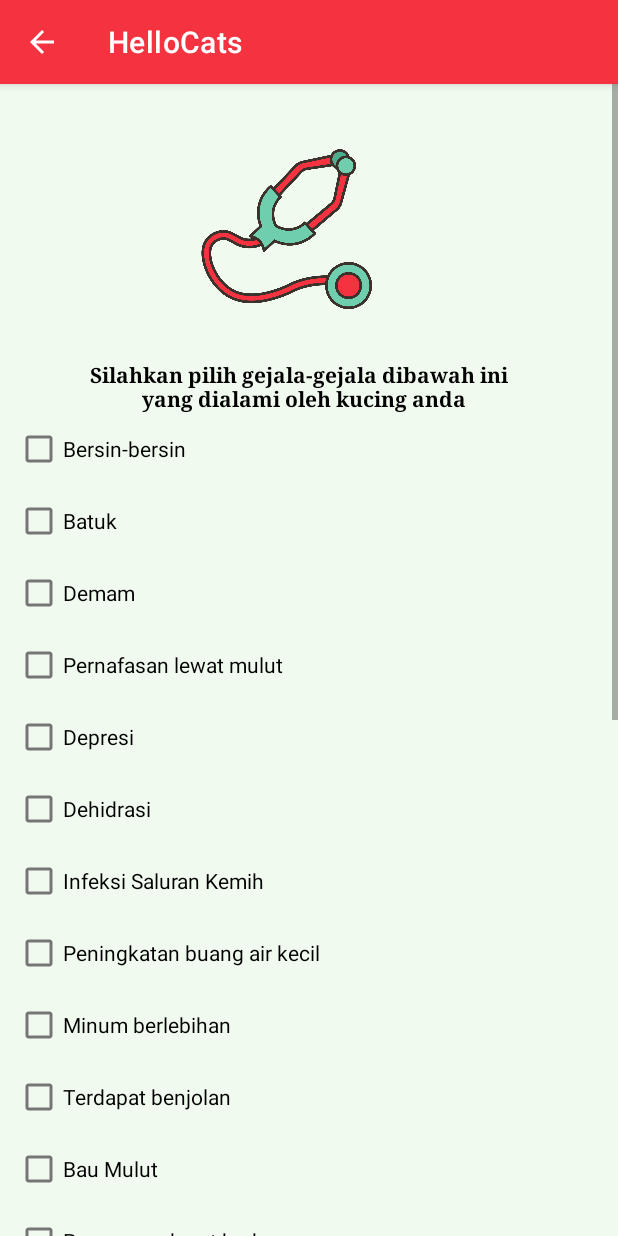
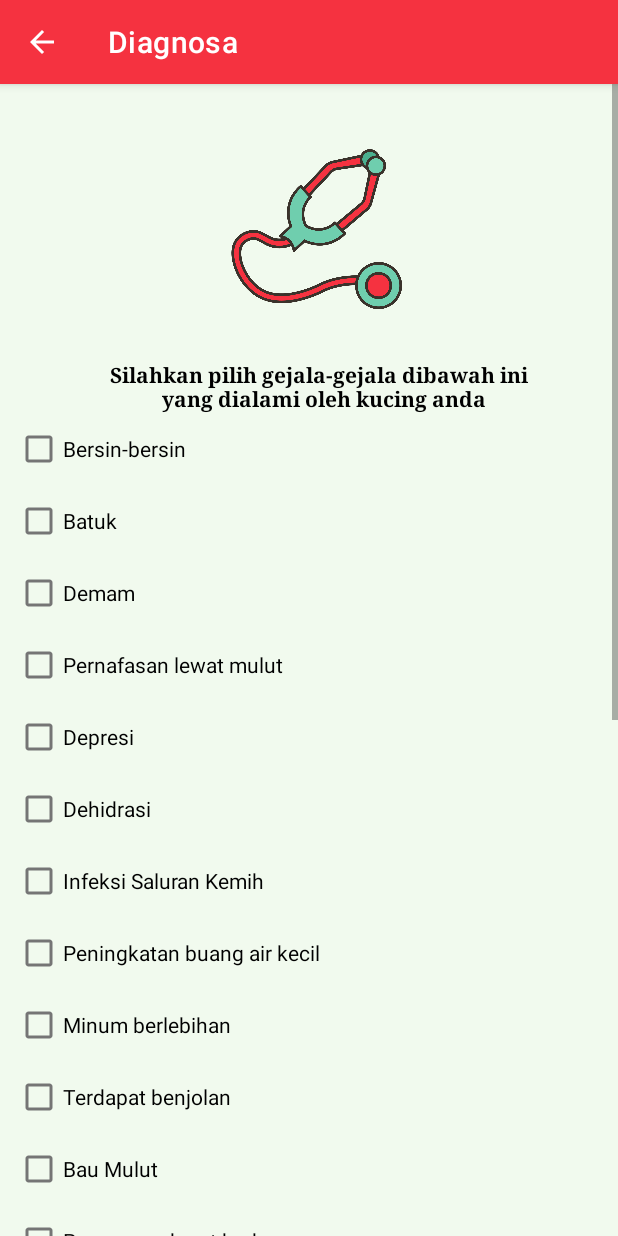
Before and after one commit to Tiarasekarsini/FinalProject_20200140067_B, an Android app: the Diagnosa_Utama screen opened directly, with no data from a screen before it, on a phone screen of 412 x 824 dp. Run offline under Robolectric (Android 15) with nearby library versions, the phone set to English and light mode, and no system bars; network calls fail.

```diff
--- a/app/src/main/AndroidManifest.xml
+++ b/app/src/main/AndroidManifest.xml
@@ -32,18 +32,22 @@
             android:parentActivityName=".MyCats_Utama" />
         <activity
             android:name=".Riwayat_Diagnosa"
+            android:label="Riwayat Diagnosa"
             android:exported="false"
             android:parentActivityName=".Home" />
         <activity
             android:name=".Diagnosa_Utama"
+            android:label="Diagnosa"
             android:exported="false"
             android:parentActivityName=".Home" />
         <activity
             android:name=".Jadwal_Utama"
+            android:label="Jadwal Vaksinasi"
             android:exported="false"
             android:parentActivityName=".Home" />
         <activity
             android:name=".MyCats_Utama"
+            android:label="MyCats"
             android:exported="true"
             android:parentActivityName=".Home" />
         <activity
--- a/app/src/main/java/com/example/hellocats/MyCats_Utama.java
+++ b/app/src/main/java/com/example/hellocats/MyCats_Utama.java
@@ -64,6 +64,7 @@ public class MyCats_Utama extends AppCompatActivity {
             }
         });
     }
+    //method untuk membaca data dari database
     public void bacadata() {
         KucingArrayList.clear();
 
--- a/app/src/main/java/com/example/hellocats/TambahJadwal.java
+++ b/app/src/main/java/com/example/hellocats/TambahJadwal.java
@@ -8,11 +8,13 @@ import android.os.Bundle;
 import android.os.strictmode.CleartextNetworkViolation;
 import android.util.Log;
 import android.view.View;
+import android.widget.AdapterView;
 import android.widget.Button;
 import android.widget.DatePicker;
 import android.widget.EditText;
 import android.widget.ImageButton;
 import android.widget.ImageView;
+import android.widget.Spinner;
 import android.widget.Toast;
 
 import com.android.volley.Request;
@@ -26,11 +28,13 @@ import org.json.JSONException;
 import org.json.JSONObject;
 
 import java.text.SimpleDateFormat;
+import java.util.ArrayList;
 import java.util.Calendar;
 import java.util.HashMap;
 import java.util.Map;
 
 public class TambahJadwal extends AppCompatActivity {
+
     private EditText tambahIDKJ, tambahNamaKJ, tambahTglV;
     private Button simpanBtn, batalkanBtn;
     String idkj,nkj,tglv;
--- a/app/src/main/res/layout/activity_diagnosa_utama.xml
+++ b/app/src/main/res/layout/activity_diagnosa_utama.xml
@@ -21,7 +21,7 @@
             android:id="@+id/imageView3"
             android:layout_width="163dp"
             android:layout_height="174dp"
-            android:layout_marginLeft="100dp"
+            android:layout_marginLeft="120dp"
             android:layout_marginRight="100dp"
             app:layout_constraintBottom_toBottomOf="parent"
             app:layout_constraintEnd_toEndOf="parent"
@@ -33,16 +33,16 @@
 
         <TextView
             android:id="@+id/textView6"
-            android:layout_width="wrap_content"
+            android:layout_width="298dp"
             android:layout_height="wrap_content"
+            android:layout_marginLeft="55dp"
+            android:layout_marginRight="55dp"
             android:text="Silahkan pilih gejala-gejala dibawah ini \n yang dialami oleh kucing anda"
             android:textAlignment="center"
             android:textColor="@color/black"
             android:textSize="14sp"
             android:textStyle="bold"
             android:typeface="serif"
-            android:layout_marginLeft="50dp"
-            android:layout_marginRight="50dp"
             app:layout_constraintBottom_toBottomOf="parent"
             app:layout_constraintEnd_toEndOf="parent"
             app:layout_constraintHorizontal_bias="0.496"
--- a/app/src/main/res/layout/activity_tambah_jadwal.xml
+++ b/app/src/main/res/layout/activity_tambah_jadwal.xml
@@ -32,7 +32,6 @@
         android:textSize="14sp"
         android:textStyle="bold"
         android:typeface="serif"
-        app:layout_constraintBottom_toTopOf="@+id/editNamaK"
         app:layout_constraintEnd_toEndOf="parent"
         app:layout_constraintHorizontal_bias="0.144"
         app:layout_constraintStart_toStartOf="parent"
@@ -69,7 +68,6 @@
         app:layout_constraintEnd_toEndOf="parent"
         app:layout_constraintHorizontal_bias="0.155"
         app:layout_constraintStart_toStartOf="parent"
-        app:layout_constraintTop_toBottomOf="@+id/editNamaK"
         app:layout_constraintVertical_bias="0.818" />
 
     <EditText
```
